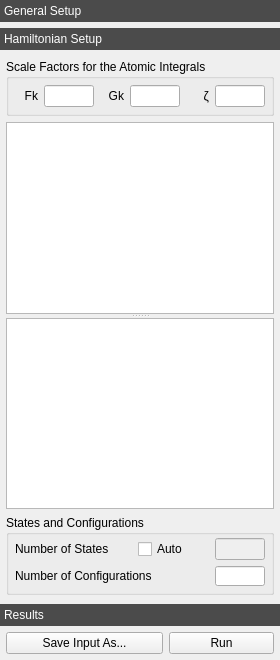
Above: crispy/resources/gui/uis/quanty.ui from mretegan/crispy before the change. Below: the same form after it.
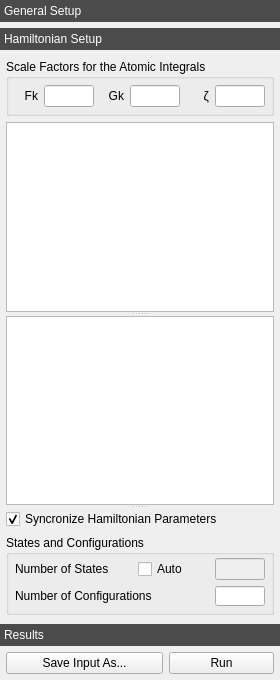
That is the form after the change. The open tabs and pages were chosen to show the change. Icons and pictures are not drawn. Custom widgets are drawn as their Qt base class.

Commit message: Add option to syncronize Hamiltonian parameters

Diff of the .ui file:
```diff
--- a/crispy/resources/gui/uis/quanty.ui
+++ b/crispy/resources/gui/uis/quanty.ui
@@ -7,7 +7,7 @@
     <x>0</x>
     <y>0</y>
     <width>280</width>
-    <height>660</height>
+    <height>680</height>
    </rect>
   </property>
   <property name="sizePolicy">
@@ -856,7 +856,7 @@
          <x>0</x>
          <y>0</y>
          <width>280</width>
-         <height>514</height>
+         <height>534</height>
         </rect>
        </property>
        <attribute name="label">
@@ -1038,6 +1038,20 @@
             <number>15</number>
            </property>
           </widget>
+          <widget class="QWidget" name="horizontalLayoutWidget">
+           <layout class="QHBoxLayout" name="_2">
+            <item>
+             <widget class="QCheckBox" name="syncParametersCheckBox">
+              <property name="text">
+               <string>Syncronize Hamiltonian Parameters</string>
+              </property>
+              <property name="checked">
+               <bool>true</bool>
+              </property>
+             </widget>
+            </item>
+           </layout>
+          </widget>
          </widget>
         </item>
         <item>
```
Left out of the diff: 4 changed lines with no effect on the pictures. The commit also changes 4 other files.
